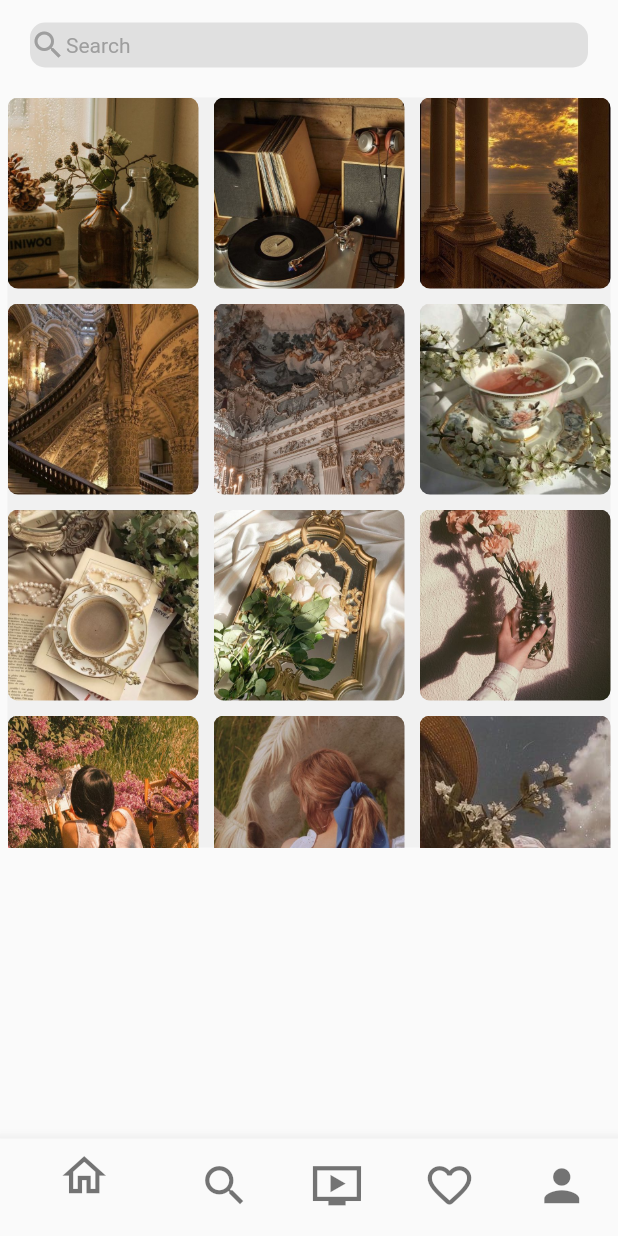
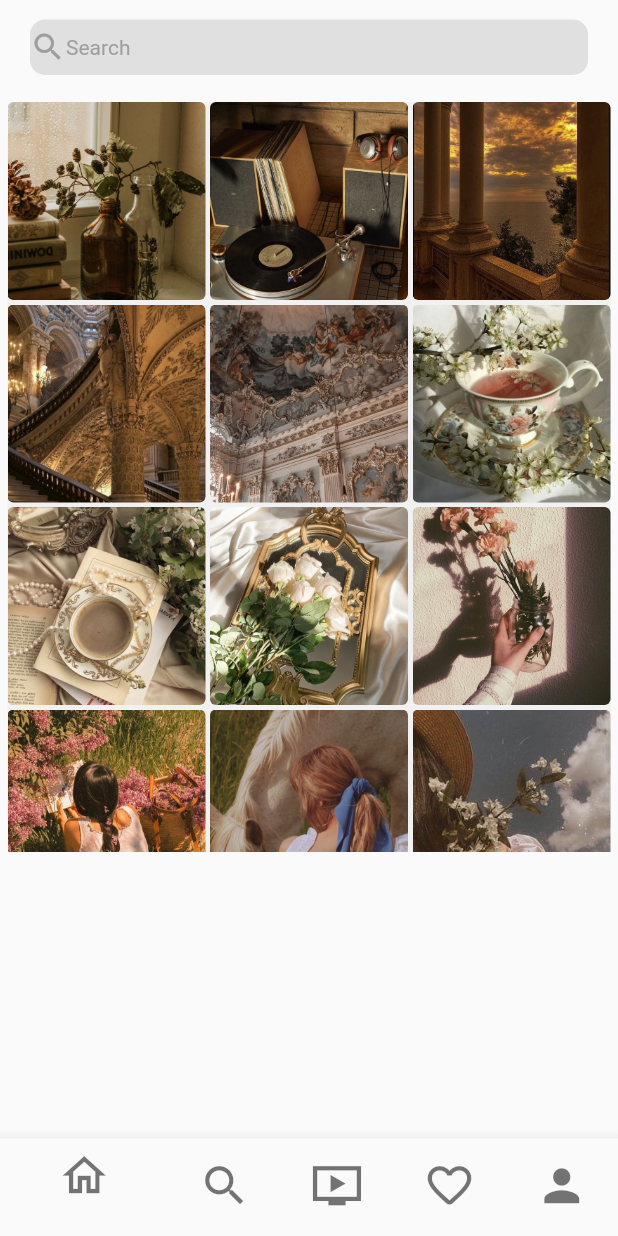
Before and after one commit to maryamfouad/instagram, a Flutter app: the Explore screen opened directly, on a phone screen of 412 x 824 dp. Run offline on Flutter 3.47's test engine with Material 2 defaults, Android fonts, the light colour scheme and no system bars; network calls fail.

Commit message:
first commit

```diff
--- a/lib/Instagram/Explore.dart
+++ b/lib/Instagram/Explore.dart
@@ -1,4 +1,5 @@
 import 'package:flutter/material.dart';
+import 'package:instagram/Instagram/data.dart';
 import 'Home.dart';
 import 'Profile.dart';
 
@@ -63,7 +64,12 @@ class _ExploreState extends State<Explore> {
               ),
               onTap: () {
                 Navigator.of(context)
-                    .push(MaterialPageRoute(builder: (context) => Profile()));
+                    .push(MaterialPageRoute(builder: (context) => Profile(
+                  counter: counter,
+                  info: info,
+                  url0: url0,
+
+                )));
               },
             ),
           ),
@@ -74,8 +80,8 @@ class _ExploreState extends State<Explore> {
           child: Column(
             children: [
               Container(
-                margin: EdgeInsets.symmetric(horizontal: 20, vertical: 15),
-                height: 30,
+                margin: EdgeInsets.symmetric(horizontal: 20, vertical: 13),
+                height: 37,
                 width: double.infinity,
                 child: Row(
                   mainAxisAlignment: MainAxisAlignment.start,
@@ -106,11 +112,11 @@ class _ExploreState extends State<Explore> {
                 ),
                 child: GridView.count(
                   crossAxisCount: 3,
-                  mainAxisSpacing: 10,
-                  crossAxisSpacing: 10,
+                  mainAxisSpacing: 3,
+                  crossAxisSpacing: 3,
                   scrollDirection: Axis.vertical,
                   children: [
-                    grid("images/1a.jpg"),
+                    grid(url),
                     grid("images/2a.jpg"),
                     grid("images/3a.jpg"),
                     grid("images/4a.jpg"),
@@ -147,7 +153,7 @@ class _ExploreState extends State<Explore> {
       height: 100,
       width: 100,
       decoration: BoxDecoration(
-          borderRadius: BorderRadius.circular(7),
+          borderRadius: BorderRadius.circular(4),
           image: DecorationImage(fit: BoxFit.cover, image: AssetImage("$url"))),
     );
   }
--- /dev/null
+++ b/lib/Instagram/data.dart
@@ -0,0 +1,11 @@
+import 'package:flutter/material.dart';
+
+//this file is for all functions
+
+String url="images/1a.jpg";
+String info="Posts";
+int counter=923;
+String userName="maryam_23f";
+
+//another function
+String url0= "https://i.insider.com/5a25b4ef3339b009268b45d3?width=700";
--- a/lib/main.dart
+++ b/lib/main.dart
@@ -12,7 +12,7 @@ class MyApp extends StatelessWidget {
   Widget build(BuildContext context) {
     return MaterialApp(
       debugShowCheckedModeBanner: false,
-      home: Explore (),
+      home: HomePage (),
     );
   }
 }
```
Also changed, not shown: lib/Instagram/Home.dart (+8 -4 lines), lib/Instagram/Profile.dart (+17 -4 lines).
